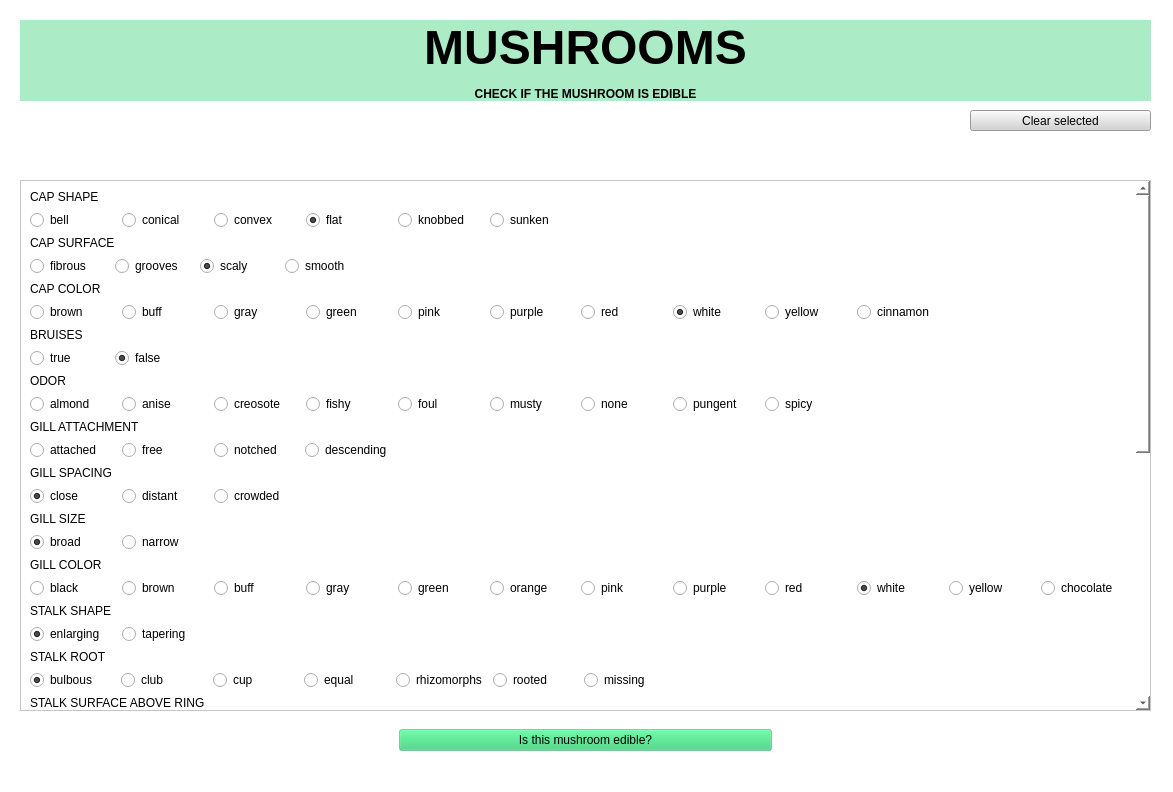
This is gui/interface.ui in jplewa/SE-AGH-project-2 as Qt 5 draws it before an edit. The edited form follows.
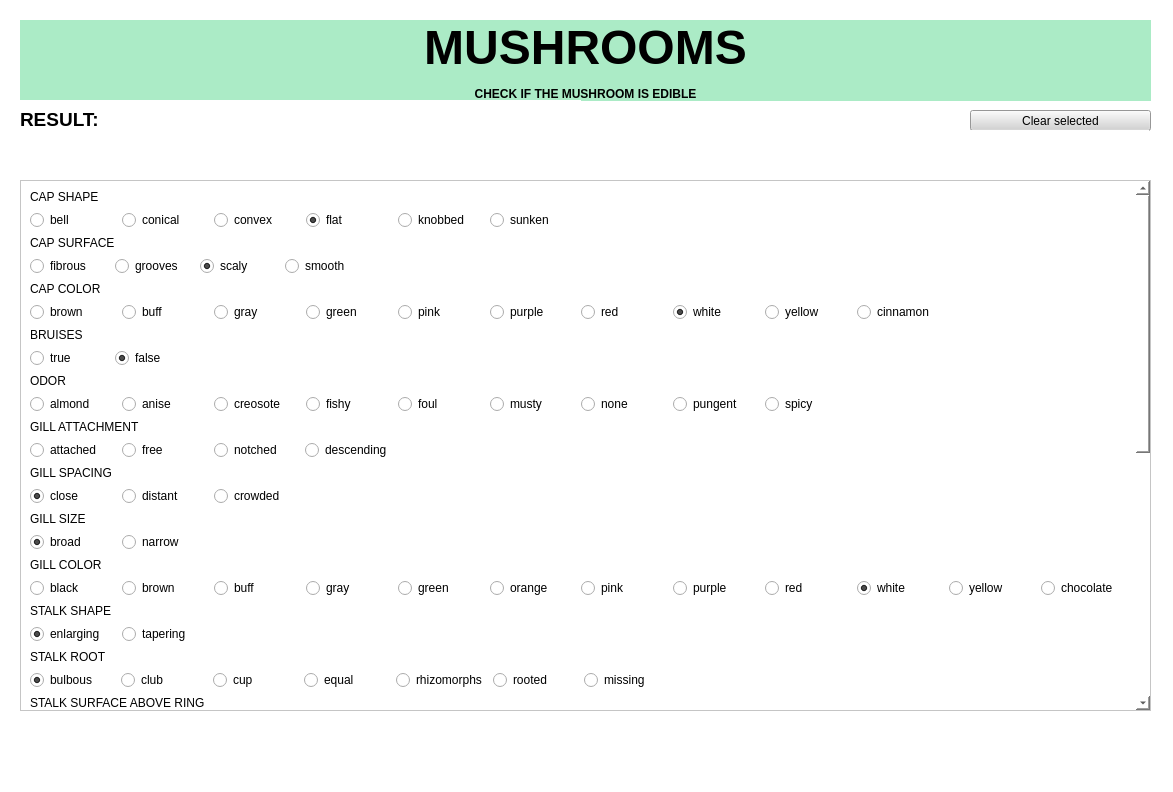
This is the edited form. Icons and pictures are not drawn.

Commit message: Change GUI responses - update result right after the selection of a radio button

```diff
--- a/gui/interface.ui
+++ b/gui/interface.ui
@@ -2657,7 +2657,7 @@
     <property name="geometry">
      <rect>
       <x>20</x>
-      <y>140</y>
+      <y>720</y>
       <width>1131</width>
       <height>31</height>
      </rect>
@@ -2785,50 +2785,31 @@
      </item>
     </layout>
    </widget>
-   <widget class="QWidget" name="horizontalLayoutWidget_24">
+   <widget class="QLabel" name="label_162">
     <property name="geometry">
      <rect>
       <x>20</x>
-      <y>720</y>
-      <width>1131</width>
-      <height>41</height>
+      <y>100</y>
+      <width>561</width>
+      <height>39</height>
      </rect>
     </property>
-    <layout class="QHBoxLayout" name="horizontalLayout_2">
-     <item>
-      <widget class="QLabel" name="label_105">
-       <property name="text">
-        <string/>
-       </property>
-      </widget>
-     </item>
-     <item>
-      <widget class="QPushButton" name="is_edible_button">
-       <property name="styleSheet">
-        <string notr="true">background-color: rgba(46, 204, 113, 0.4);</string>
-       </property>
-       <property name="text">
-        <string>Is this mushroom edible?</string>
-       </property>
-       <property name="autoDefault">
-        <bool>false</bool>
-       </property>
-       <property name="default">
-        <bool>false</bool>
-       </property>
-       <property name="flat">
-        <bool>false</bool>
-       </property>
-      </widget>
-     </item>
-     <item>
-      <widget class="QLabel" name="label_95">
-       <property name="text">
-        <string/>
-       </property>
-      </widget>
-     </item>
-    </layout>
+    <property name="text">
+     <string>&lt;html&gt;&lt;head/&gt;&lt;body&gt;&lt;p&gt;&lt;span style=&quot; font-size:14pt; font-weight:600;&quot;&gt;RESULT: &lt;/span&gt;&lt;/p&gt;&lt;/body&gt;&lt;/html&gt;</string>
+    </property>
+   </widget>
+   <widget class="QLabel" name="result_label">
+    <property name="geometry">
+     <rect>
+      <x>20</x>
+      <y>130</y>
+      <width>1129</width>
+      <height>39</height>
+     </rect>
+    </property>
+    <property name="text">
+     <string/>
+    </property>
    </widget>
   </widget>
   <widget class="QMenuBar" name="menubar">
```
Left out of the diff: 32 changed lines with no effect on the pictures. The commit also changes 2 other files.
